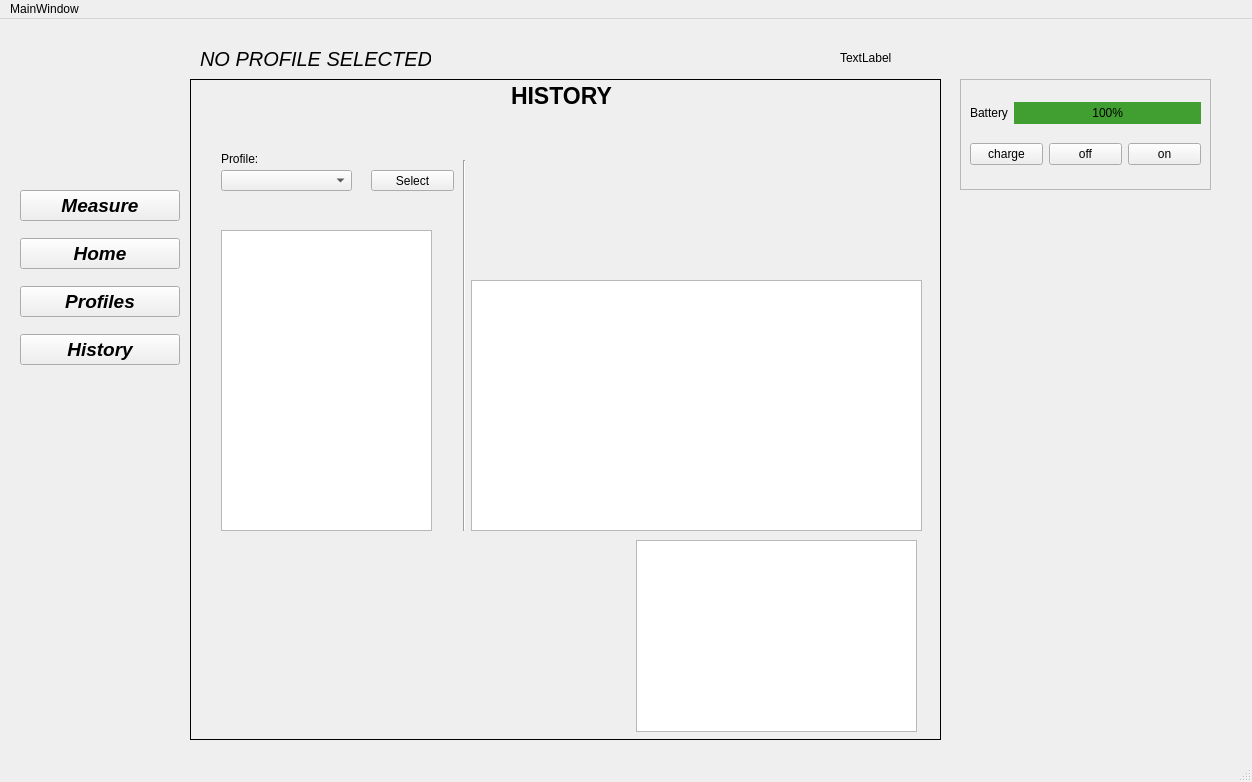
Above: mainwindow.ui from Shivewq/COMP3004FinalProject before the change. Below: the same form after it.
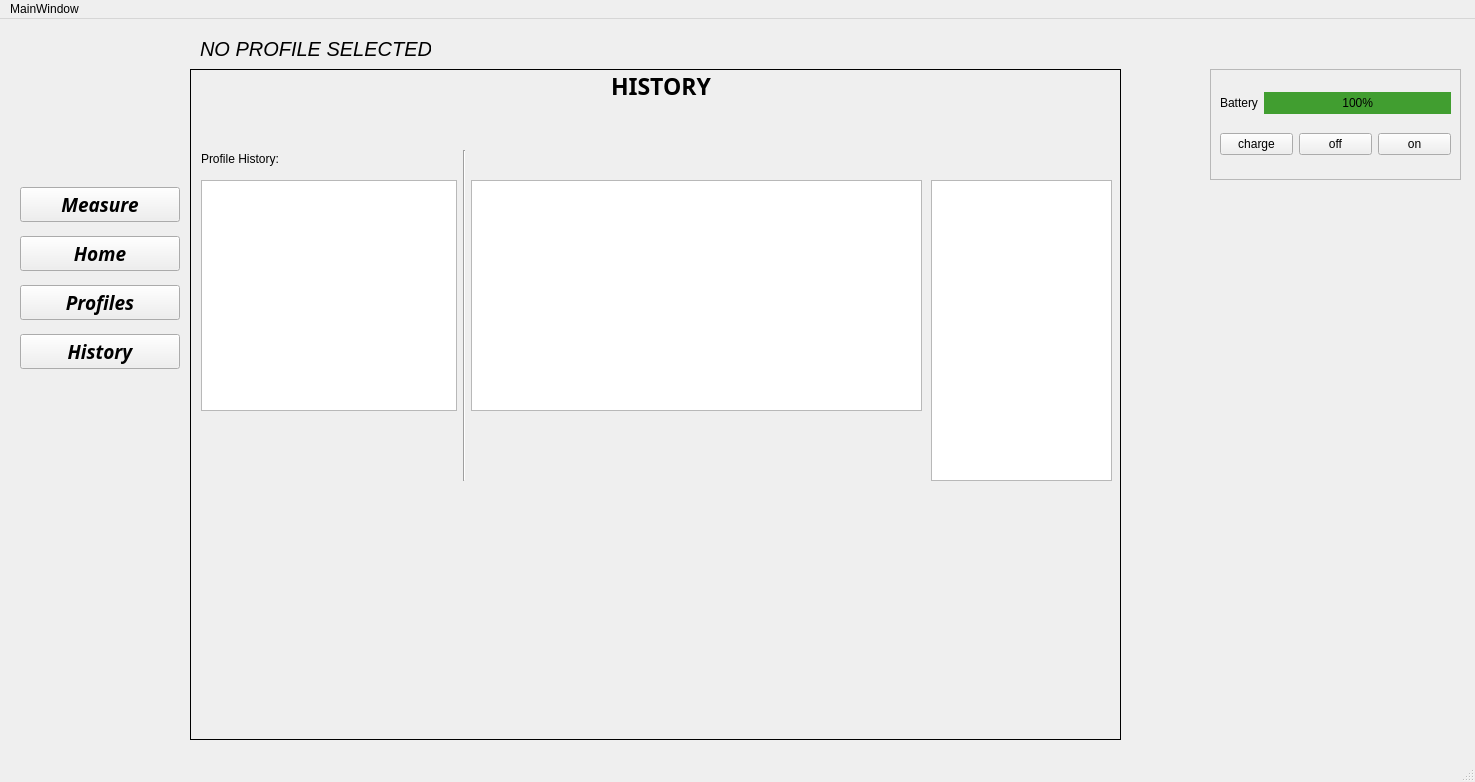
That is the form after the change. The open tabs and pages were chosen to show the change. Custom widgets are drawn as their Qt base class.

Commit message: Status selection functionality and Major UI changes

The edit to the form file:
```diff
--- a/mainwindow.ui
+++ b/mainwindow.ui
@@ -6,7 +6,7 @@
    <rect>
     <x>0</x>
     <y>0</y>
-    <width>1252</width>
+    <width>1475</width>
     <height>782</height>
    </rect>
   </property>
@@ -18,9 +18,9 @@
     <property name="geometry">
      <rect>
       <x>190</x>
-      <y>60</y>
-      <width>751</width>
-      <height>661</height>
+      <y>50</y>
+      <width>931</width>
+      <height>671</height>
      </rect>
     </property>
     <property name="frameShape">
@@ -237,14 +237,15 @@
      <widget class="QLabel" name="History_label">
       <property name="geometry">
        <rect>
-        <x>320</x>
+        <x>420</x>
         <y>0</y>
-        <width>121</width>
+        <width>101</width>
         <height>31</height>
        </rect>
       </property>
       <property name="font">
        <font>
+        <family>Quicksand</family>
         <pointsize>17</pointsize>
         <weight>75</weight>
         <bold>true</bold>
@@ -255,50 +256,17 @@
        <string>HISTORY</string>
       </property>
      </widget>
-     <widget class="QComboBox" name="User_History_List">
-      <property name="geometry">
-       <rect>
-        <x>30</x>
-        <y>90</y>
-        <width>131</width>
-        <height>21</height>
-       </rect>
-      </property>
-     </widget>
-     <widget class="QPushButton" name="Select_History">
-      <property name="geometry">
-       <rect>
-        <x>180</x>
-        <y>90</y>
-        <width>83</width>
-        <height>21</height>
-       </rect>
-      </property>
-      <property name="text">
-       <string>Select</string>
-      </property>
-     </widget>
      <widget class="QLabel" name="Profile_label">
       <property name="geometry">
        <rect>
-        <x>30</x>
-        <y>70</y>
-        <width>62</width>
+        <x>10</x>
+        <y>80</y>
+        <width>101</width>
         <height>17</height>
        </rect>
       </property>
       <property name="text">
-       <string>Profile:</string>
-      </property>
-     </widget>
-     <widget class="QListView" name="User_History">
-      <property name="geometry">
-       <rect>
-        <x>30</x>
-        <y>150</y>
-        <width>211</width>
-        <height>301</height>
-       </rect>
+       <string>Profile History:</string>
       </property>
      </widget>
      <widget class="Line" name="line">
@@ -307,7 +275,7 @@
         <x>263</x>
         <y>80</y>
         <width>20</width>
-        <height>371</height>
+        <height>331</height>
        </rect>
       </property>
       <property name="orientation">
@@ -318,37 +286,34 @@
       <property name="geometry">
        <rect>
         <x>280</x>
-        <y>200</y>
+        <y>110</y>
         <width>451</width>
-        <height>251</height>
+        <height>231</height>
        </rect>
       </property>
      </widget>
      <widget class="QListView" name="organList">
       <property name="geometry">
        <rect>
-        <x>445</x>
-        <y>460</y>
-        <width>281</width>
-        <height>192</height>
+        <x>740</x>
+        <y>110</y>
+        <width>181</width>
+        <height>301</height>
+       </rect>
+      </property>
+     </widget>
+     <widget class="QListWidget" name="User_History">
+      <property name="geometry">
+       <rect>
+        <x>10</x>
+        <y>110</y>
+        <width>256</width>
+        <height>231</height>
        </rect>
       </property>
      </widget>
     </widget>
    </widget>
-   <widget class="QLabel" name="label_batteryValue">
-    <property name="geometry">
-     <rect>
-      <x>840</x>
-      <y>30</y>
-      <width>62</width>
-      <height>17</height>
-     </rect>
-    </property>
-    <property name="text">
-     <string>TextLabel</string>
-    </property>
-   </widget>
    <widget class="QWidget" name="verticalLayoutWidget">
     <property name="geometry">
      <rect>
@@ -363,6 +328,7 @@
       <widget class="QPushButton" name="button_measure">
        <property name="font">
         <font>
+         <family>Quicksand</family>
          <pointsize>14</pointsize>
          <weight>75</weight>
          <italic>true</italic>
@@ -378,6 +344,7 @@
       <widget class="QPushButton" name="button_home">
        <property name="font">
         <font>
+         <family>Quicksand</family>
          <pointsize>14</pointsize>
          <weight>75</weight>
          <italic>true</italic>
@@ -393,6 +360,7 @@
       <widget class="QPushButton" name="button_profiles">
        <property name="font">
         <font>
+         <family>Quicksand</family>
          <pointsize>14</pointsize>
          <weight>75</weight>
          <italic>true</italic>
@@ -408,6 +376,7 @@
       <widget class="QPushButton" name="button_history">
        <property name="font">
         <font>
+         <family>Quicksand</family>
          <pointsize>14</pointsize>
          <weight>75</weight>
          <italic>true</italic>
@@ -425,7 +394,7 @@
     <property name="geometry">
      <rect>
       <x>200</x>
-      <y>30</y>
+      <y>20</y>
       <width>231</width>
       <height>20</height>
      </rect>
@@ -443,8 +412,8 @@
    <widget class="QFrame" name="frame_device">
     <property name="geometry">
      <rect>
-      <x>960</x>
-      <y>60</y>
+      <x>1210</x>
+      <y>50</y>
       <width>251</width>
       <height>111</height>
      </rect>
@@ -521,7 +490,7 @@
     <rect>
      <x>0</x>
      <y>0</y>
-     <width>1252</width>
+     <width>1475</width>
      <height>22</height>
     </rect>
    </property>
```
Left out of the diff: 76 changed lines with no effect on the pictures. The commit also changes 7 other files.
